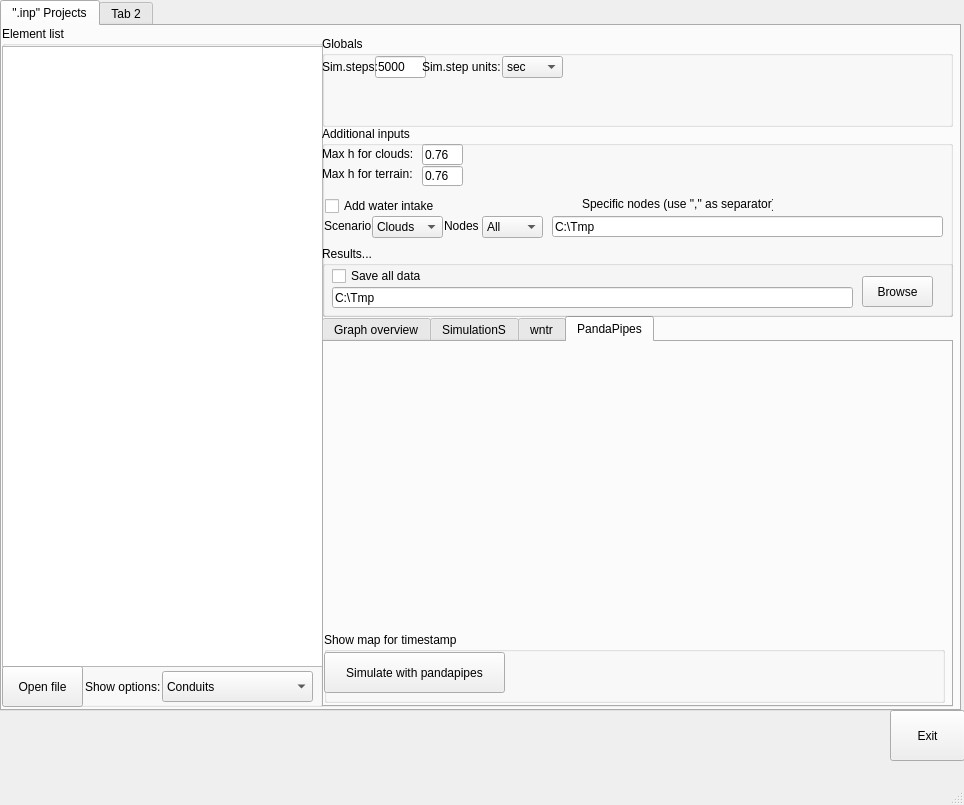
sergey32355/UTWIN_notebooks, file MainWindow.ui: the form before one commit.
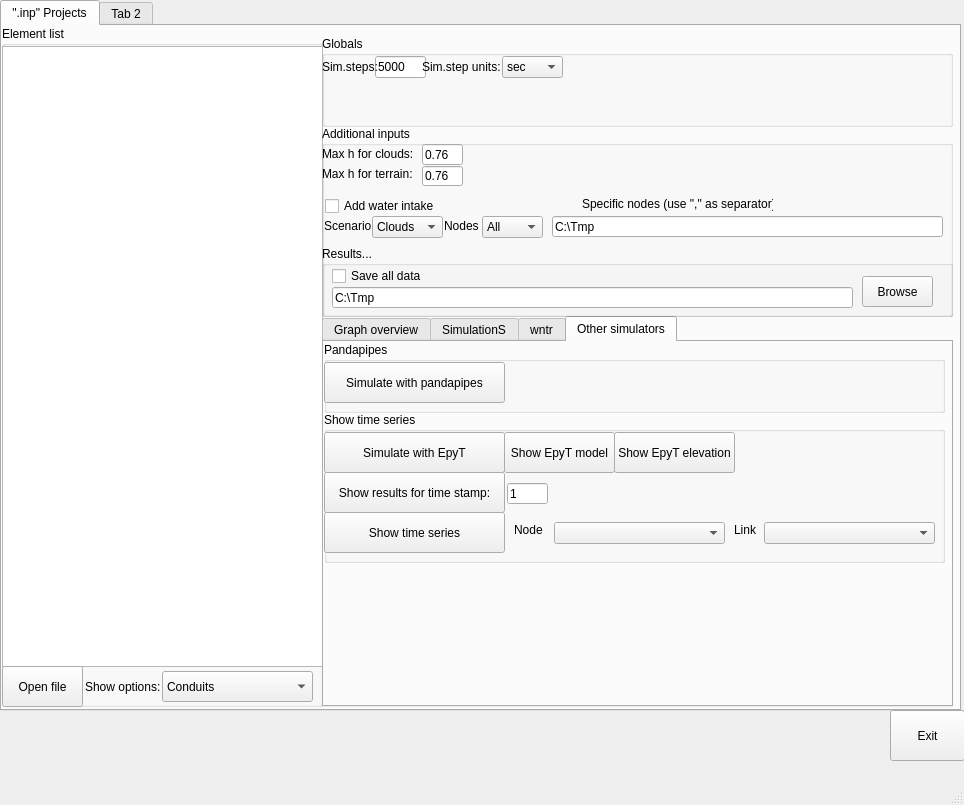
The form after the commit. The open tabs and pages were chosen to show the change.

The edit to the form file:
```diff
--- a/MainWindow.ui
+++ b/MainWindow.ui
@@ -453,19 +453,19 @@
             </widget>
             <widget class="QWidget" name="tab_5">
              <attribute name="title">
-              <string>PandaPipes</string>
+              <string>Other simulators</string>
              </attribute>
              <widget class="QGroupBox" name="PandaPipes_simulate_btn">
               <property name="geometry">
                <rect>
                 <x>0</x>
-                <y>290</y>
+                <y>0</y>
                 <width>621</width>
                 <height>71</height>
                </rect>
               </property>
               <property name="title">
-               <string>Show map for timestamp</string>
+               <string>Pandapipes</string>
               </property>
               <widget class="QPushButton" name="PandaPipes_simulate_pushButton_4">
                <property name="geometry">
@@ -481,6 +481,143 @@
                </property>
               </widget>
              </widget>
+             <widget class="QGroupBox" name="PandaPipes_simulate_btn_2">
+              <property name="geometry">
+               <rect>
+                <x>0</x>
+                <y>70</y>
+                <width>621</width>
+                <height>151</height>
+               </rect>
+              </property>
+              <property name="title">
+               <string>Show time series</string>
+              </property>
+              <widget class="QPushButton" name="EpyT_simulate_pushButton_5">
+               <property name="geometry">
+                <rect>
+                 <x>0</x>
+                 <y>20</y>
+                 <width>181</width>
+                 <height>41</height>
+                </rect>
+               </property>
+               <property name="text">
+                <string>Simulate with EpyT</string>
+               </property>
+              </widget>
+              <widget class="QPushButton" name="EpyT_showmodel_pushButton_6">
+               <property name="geometry">
+                <rect>
+                 <x>180</x>
+                 <y>20</y>
+                 <width>111</width>
+                 <height>41</height>
+                </rect>
+               </property>
+               <property name="text">
+                <string>Show EpyT model</string>
+               </property>
+              </widget>
+              <widget class="QPushButton" name="EpyT_showmodelelevation_pushButton_7">
+               <property name="geometry">
+                <rect>
+                 <x>290</x>
+                 <y>20</y>
+                 <width>121</width>
+                 <height>41</height>
+                </rect>
+               </property>
+               <property name="text">
+                <string>Show EpyT elevation</string>
+               </property>
+              </widget>
+              <widget class="QPushButton" name="EpyT_showmodelresultsfortiemstamp_pushButton_8">
+               <property name="geometry">
+                <rect>
+                 <x>0</x>
+                 <y>60</y>
+                 <width>181</width>
+                 <height>41</height>
+                </rect>
+               </property>
+               <property name="text">
+                <string>Show results for time stamp:</string>
+               </property>
+              </widget>
+              <widget class="QLineEdit" name="EpyT_timestamp_values_text_box_5">
+               <property name="geometry">
+                <rect>
+                 <x>183</x>
+                 <y>71</y>
+                 <width>41</width>
+                 <height>21</height>
+                </rect>
+               </property>
+               <property name="text">
+                <string>1</string>
+               </property>
+              </widget>
+              <widget class="QPushButton" name="EpyT_showmodelresultsfortiemstamp_pushButton_9">
+               <property name="geometry">
+                <rect>
+                 <x>0</x>
+                 <y>100</y>
+                 <width>181</width>
+                 <height>41</height>
+                </rect>
+               </property>
+               <property name="text">
+                <string>Show time series</string>
+               </property>
+              </widget>
+              <widget class="QLabel" name="label_12">
+               <property name="geometry">
+                <rect>
+                 <x>190</x>
+                 <y>110</y>
+                 <width>41</width>
+                 <height>16</height>
+                </rect>
+               </property>
+               <property name="text">
+                <string>Node</string>
+               </property>
+              </widget>
+              <widget class="QComboBox" name="EpyT_node_list_comboBox_3">
+               <property name="geometry">
+                <rect>
+                 <x>230</x>
+                 <y>110</y>
+                 <width>171</width>
+                 <height>22</height>
+                </rect>
+               </property>
+              </widget>
+              <widget class="QLabel" name="label_13">
+               <property name="geometry">
+                <rect>
+                 <x>410</x>
+                 <y>110</y>
+                 <width>41</width>
+                 <height>16</height>
+                </rect>
+               </property>
+               <property name="text">
+                <string>Link</string>
+               </property>
+              </widget>
+              <widget class="QComboBox" name="EpyT_link_list_comboBox_4">
+               <property name="geometry">
+                <rect>
+                 <x>440</x>
+                 <y>110</y>
+                 <width>171</width>
+                 <height>22</height>
+                </rect>
+               </property>
+              </widget>
+             </widget>
             </widget>
            </widget>
           </item>
```
Left out of the diff: 69 changed lines with no effect on the pictures.
